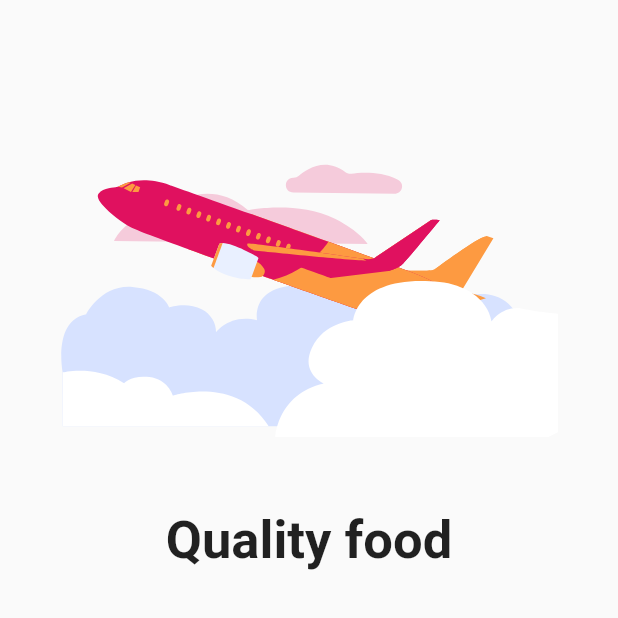
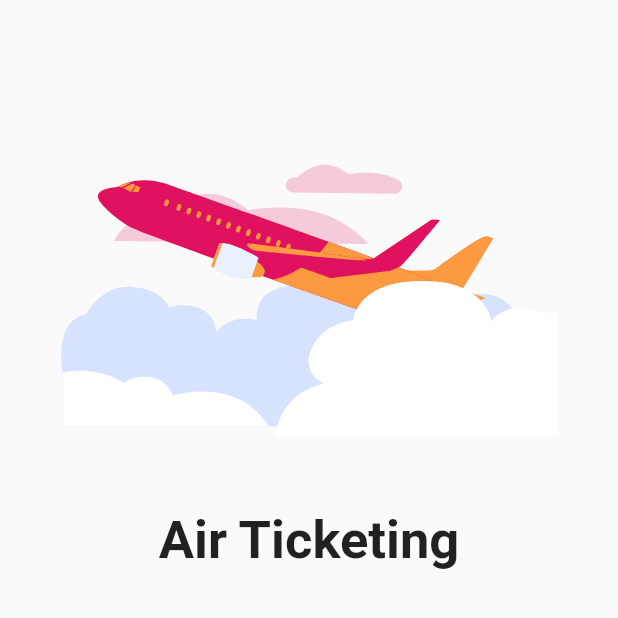
Before and after one commit to shihabcse1/Flutter-Onboard-Screen, a Flutter app: the screen it shows after launch, on a phone screen of 412 x 824 dp, the top half of it. Run offline on Flutter 3.47's test engine with Material 2 defaults, Android fonts, the phone set to English and light mode, and no system bars; our stand-ins replace flutter_svg.

Commit message:
pageView is getting data from content model

```diff
--- a/lib/OnBoarding.dart
+++ b/lib/OnBoarding.dart
@@ -1,5 +1,7 @@
 import 'package:flutter/material.dart';
 import 'package:flutter_svg/flutter_svg.dart';
+
+import 'content_model.dart';
 
 class OnBoarding extends StatefulWidget {
   const OnBoarding({Key? key}) : super(key: key);
@@ -13,18 +15,18 @@ class _OnBoardingState extends State<OnBoarding> {
   Widget build(BuildContext context) {
     return Scaffold(
       body: PageView.builder(
-        itemCount: 3,
+        itemCount: contents.length,
           itemBuilder: (_ , i){
             return Padding(
               padding: const EdgeInsets.all(40.0),
               child: Column(
                 children: [
                   SvgPicture.asset(
-                    "images/air_ticket.svg",
+                    contents[i].image!,
                     height: 300,
                   ),
                   Text(
-                    "Quality food",
+                    contents[i].title!,
                     style: TextStyle(
                       fontSize: 35,
                       fontWeight: FontWeight.bold,
--- /dev/null
+++ b/lib/content_model.dart
@@ -0,0 +1,37 @@
+class UnBoardingContent {
+  String? title;
+  String? image;
+
+  UnBoardingContent({this.title, this.image});
+}
+
+List<UnBoardingContent> contents = [
+  UnBoardingContent(
+    title: "Air Ticketing",
+    image: "images/air_ticket.svg",
+  ),
+  UnBoardingContent(
+    title: "Pay Residence",
+    image: "images/pay_residence.svg",
+  ),
+  UnBoardingContent(
+    title: "Find comfortable Bus seat and enjoy your journey",
+    image: "images/bus_seat.svg",
+  ),
+  UnBoardingContent(
+    title: "Ticketing for waterway",
+    image: 'images/air_ticket.svg',
+  ),
+  UnBoardingContent(
+    title: "Make tour",
+    image: "images/make_a_tour.svg",
+  ),
+  UnBoardingContent(
+    title: "Get food",
+    image: "images/get_food.svg",
+  ),
+  UnBoardingContent(
+    title: "Ride / Rental",
+    image: "images/ride_rental.svg",
+  ),
+];
```
